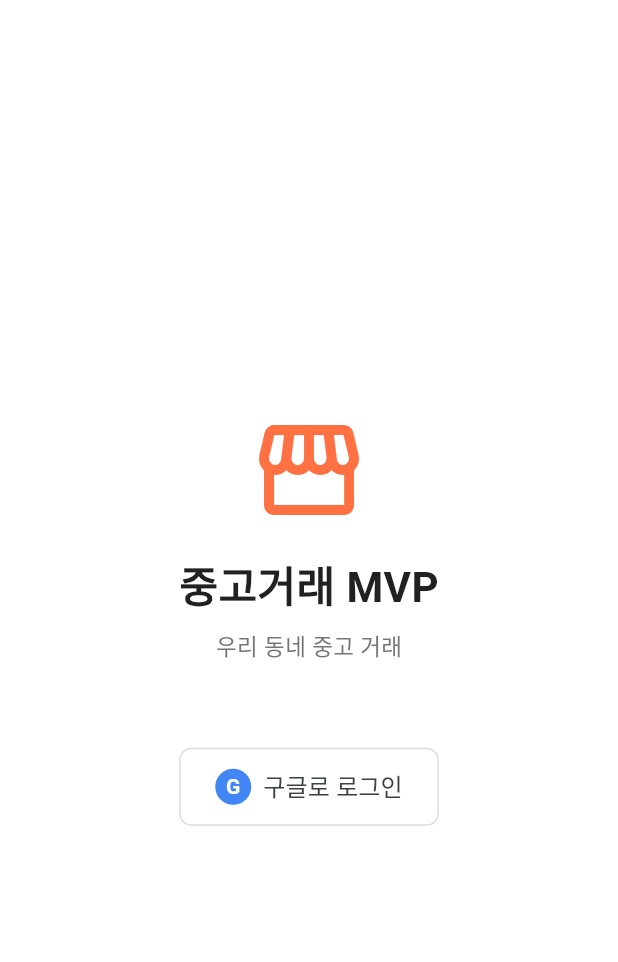
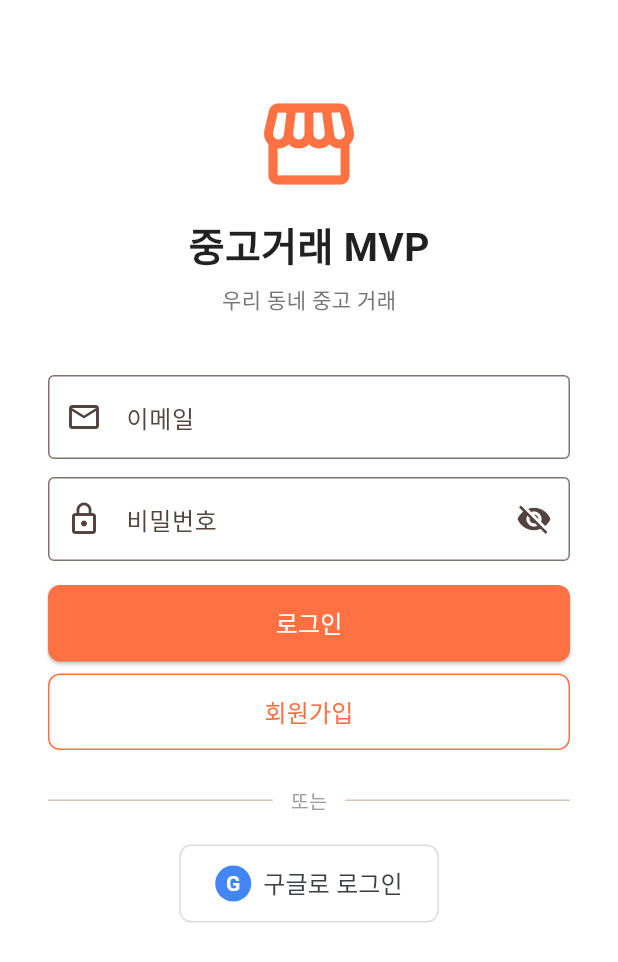
Before and after one commit to urisuni0-byte/test0529, a Flutter app: the screen it shows after launch, on a phone screen of 412 x 824 dp. Shown: the top 962 px of the screen. Run offline on Flutter 3.47's test engine with Material 3 defaults, Android fonts, the phone set to English and light mode, and no system bars; our stand-ins replace dio, firebase_core, firebase_messaging, flutter_image_compress, flutter_riverpod, flutter_secure_storage and 4 more; accounts and stored records are empty; network calls fail.

Commit message:
feat: add email/password login and registration
- Backend: POST /auth/register, POST /auth/login endpoints
- Backend: create_email_user in crud.py, EmailRegisterRequest/EmailLoginRequest schemas
- Mobile: LoginScreen redesigned with email form + 회원가입 button
- Mobile: RegisterScreen (email, password, nickname)
- Mobile: /register route added, bottom nav routing fixed

Co-Authored-By: Claude Sonnet 4.6 <noreply@anthropic.com>

```diff
--- a/mobile/lib/core/router/app_router.dart
+++ b/mobile/lib/core/router/app_router.dart
@@ -14,7 +14,9 @@ import '../../features/product/presentation/product_edit_screen.dart';
 import '../../features/chat/presentation/chat_list_screen.dart';
 import '../../features/chat/presentation/chat_room_screen.dart';
 import '../../features/product/presentation/product_register_screen.dart';
+import '../../features/auth/presentation/register_screen.dart';
 import '../../features/splash/splash_screen.dart';
+import 'main_shell.dart';
 
 /// /product/:id 형태의 공개 상품 상세 경로인지 확인.
 /// 'register' 등 인증 필요 하위 경로는 명시적으로 제외한다.
@@ -88,21 +90,14 @@ final routerProvider = Provider<GoRouter>((ref) {
         builder: (context, state) => const LoginScreen(),
       ),
       GoRoute(
+        path: '/register',
+        builder: (context, state) => const RegisterScreen(),
+      ),
+      GoRoute(
         path: '/onboarding',
         builder: (context, state) => const OnboardingScreen(),
       ),
-      GoRoute(
-        path: '/feed',
-        builder: (context, state) => const FeedScreen(),
-      ),
-      GoRoute(
-        path: '/neighborhood',
-        builder: (context, state) => const NeighborhoodPickerScreen(),
-      ),
-      GoRoute(
-        path: '/settings',
-        builder: (context, state) => const SettingsScreen(),
-      ),
+      // ShellRoute보다 먼저 — /product/register가 /product/:id에 매칭되는 것 방지
       GoRoute(
         path: '/product/register',
         builder: (context, state) => const ProductRegisterScreen(),
@@ -115,21 +110,38 @@ final routerProvider = Provider<GoRouter>((ref) {
         },
       ),
       GoRoute(
-        path: '/product/:productId',
-        builder: (context, state) => ProductDetailScreen(
-          productId: state.pathParameters['productId']!,
-        ),
-      ),
-      GoRoute(
-        path: '/chat-list',
-        builder: (context, state) => const ChatListScreen(),
-      ),
-      GoRoute(
         path: '/chat/:roomId',
         builder: (context, state) => ChatRoomScreen(
           roomId: state.pathParameters['roomId']!,
           productId: state.extra as String?,
         ),
+      ),
+      GoRoute(
+        path: '/neighborhood',
+        builder: (context, state) => const NeighborhoodPickerScreen(),
+      ),
+      ShellRoute(
+        builder: (context, state, child) => MainShell(child: child),
+        routes: [
+          GoRoute(
+            path: '/feed',
+            builder: (context, state) => const FeedScreen(),
+          ),
+          GoRoute(
+            path: '/chat-list',
+            builder: (context, state) => const ChatListScreen(),
+          ),
+          GoRoute(
+            path: '/settings',
+            builder: (context, state) => const SettingsScreen(),
+          ),
+          GoRoute(
+            path: '/product/:productId',
+            builder: (context, state) => ProductDetailScreen(
+              productId: state.pathParameters['productId']!,
+            ),
+          ),
+        ],
       ),
     ],
     errorBuilder: (context, state) => Scaffold(
--- a/mobile/lib/features/auth/presentation/login_screen.dart
+++ b/mobile/lib/features/auth/presentation/login_screen.dart
@@ -1,24 +1,49 @@
 import 'package:flutter/foundation.dart';
 import 'package:flutter/material.dart';
 import 'package:flutter_riverpod/flutter_riverpod.dart';
+import 'package:go_router/go_router.dart';
 
+import '../../../core/error/app_error.dart';
 import '../domain/auth_notifier.dart';
 import 'widgets/google_sign_in_button.dart';
 
-class LoginScreen extends ConsumerWidget {
+class LoginScreen extends ConsumerStatefulWidget {
   const LoginScreen({super.key});
 
   @override
-  Widget build(BuildContext context, WidgetRef ref) {
+  ConsumerState<LoginScreen> createState() => _LoginScreenState();
+}
+
+class _LoginScreenState extends ConsumerState<LoginScreen> {
+  final _formKey = GlobalKey<FormState>();
+  final _emailCtrl = TextEditingController();
+  final _pwCtrl = TextEditingController();
+  bool _obscurePw = true;
+
+  @override
+  void dispose() {
+    _emailCtrl.dispose();
+    _pwCtrl.dispose();
+    super.dispose();
+  }
+
+  Future<void> _submitEmail() async {
+    if (!_formKey.currentState!.validate()) return;
+    await ref
+        .read(authNotifierProvider.notifier)
+        .signInWithEmail(_emailCtrl.text.trim(), _pwCtrl.text);
+  }
+
+  @override
+  Widget build(BuildContext context) {
     final authState = ref.watch(authNotifierProvider);
 
     ref.listen(authNotifierProvider, (_, next) {
       if (next.hasError) {
+        final err = next.error;
+        final msg = err is AppError ? err.message : '로그인 중 오류가 발생했습니다.';
         ScaffoldMessenger.of(context).showSnackBar(
-          SnackBar(
-            content: Text(next.error?.toString() ?? '로그인 중 오류가 발생했습니다.'),
-            backgroundColor: Colors.red.shade700,
-          ),
+          SnackBar(content: Text(msg), backgroundColor: Colors.red.shade700),
         );
       }
     });
@@ -26,39 +51,113 @@ class LoginScreen extends ConsumerWidget {
     return Scaffold(
       backgroundColor: Colors.white,
       body: SafeArea(
-        child: Center(
-          child: Padding(
+        child: SingleChildScrollView(
           padding: const EdgeInsets.symmetric(horizontal: 32),
           child: Column(
-              mainAxisAlignment: MainAxisAlignment.center,
             children: [
-                const Icon(Icons.storefront, size: 80, color: Color(0xFFFF7043)),
-                const SizedBox(height: 16),
+              const SizedBox(height: 60),
+              const Icon(Icons.storefront, size: 72, color: Color(0xFFFF7043)),
+              const SizedBox(height: 12),
               const Text(
                 '중고거래 MVP',
-                  style: TextStyle(
-                    fontSize: 28,
-                    fontWeight: FontWeight.bold,
-                    color: Color(0xFF212121),
+                style: TextStyle(fontSize: 26, fontWeight: FontWeight.bold, color: Color(0xFF212121)),
+              ),
+              const SizedBox(height: 6),
+              const Text(
+                '우리 동네 중고 거래',
+                style: TextStyle(fontSize: 14, color: Color(0xFF757575)),
+              ),
+              const SizedBox(height: 40),
+
+              // ── 이메일 로그인 폼 ──────────────────────────────
+              Form(
+                key: _formKey,
+                child: Column(
+                  crossAxisAlignment: CrossAxisAlignment.stretch,
+                  children: [
+                    TextFormField(
+                      controller: _emailCtrl,
+                      keyboardType: TextInputType.emailAddress,
+                      decoration: const InputDecoration(
+                        labelText: '이메일',
+                        border: OutlineInputBorder(),
+                        prefixIcon: Icon(Icons.email_outlined),
+                      ),
+                      validator: (v) =>
+                          (v == null || v.trim().isEmpty) ? '이메일을 입력해주세요.' : null,
+                    ),
+                    const SizedBox(height: 12),
+                    TextFormField(
+                      controller: _pwCtrl,
+                      obscureText: _obscurePw,
+                      decoration: InputDecoration(
+                        labelText: '비밀번호',
+                        border: const OutlineInputBorder(),
+                        prefixIcon: const Icon(Icons.lock_outline),
+                        suffixIcon: IconButton(
+                          icon: Icon(_obscurePw ? Icons.visibility_off : Icons.visibility),
+                          onPressed: () => setState(() => _obscurePw = !_obscurePw),
                         ),
                       ),
+                      validator: (v) =>
+                          (v == null || v.isEmpty) ? '비밀번호를 입력해주세요.' : null,
+                    ),
+                    const SizedBox(height: 16),
+                    ElevatedButton(
+                      onPressed: authState.isLoading ? null : _submitEmail,
+                      style: ElevatedButton.styleFrom(
+                        backgroundColor: const Color(0xFFFF7043),
+                        foregroundColor: Colors.white,
+                        padding: const EdgeInsets.symmetric(vertical: 14),
+                        shape: RoundedRectangleBorder(borderRadius: BorderRadius.circular(8)),
+                      ),
+                      child: authState.isLoading
+                          ? const SizedBox(
+                              height: 20,
+                              width: 20,
+                              child: CircularProgressIndicator(
+                                strokeWidth: 2,
+                                valueColor: AlwaysStoppedAnimation(Colors.white),
+                              ),
+                            )
+                          : const Text('로그인', style: TextStyle(fontSize: 16)),
+                    ),
                     const SizedBox(height: 8),
-                const Text(
-                  '우리 동네 중고 거래',
-                  style: TextStyle(fontSize: 15, color: Color(0xFF757575)),
+                    OutlinedButton(
+                      onPressed: () => context.push('/register'),
+                      style: OutlinedButton.styleFrom(
+                        side: const BorderSide(color: Color(0xFFFF7043)),
+                        foregroundColor: const Color(0xFFFF7043),
+                        padding: const EdgeInsets.symmetric(vertical: 14),
+                        shape: RoundedRectangleBorder(borderRadius: BorderRadius.circular(8)),
                       ),
-                const SizedBox(height: 56),
-                if (authState.isLoading)
-                  const CircularProgressIndicator(
-                    valueColor: AlwaysStoppedAnimation(Color(0xFFFF7043)),
-                  )
-                else
+                      child: const Text('회원가입', style: TextStyle(fontSize: 16)),
+                    ),
+                  ],
+                ),
+              ),
+
+              // ── 구분선 ──────────────────────────────────────
+              const SizedBox(height: 24),
+              Row(children: [
+                const Expanded(child: Divider()),
+                Padding(
+                  padding: const EdgeInsets.symmetric(horizontal: 12),
+                  child: Text('또는', style: TextStyle(color: Colors.grey.shade500, fontSize: 13)),
+                ),
+                const Expanded(child: Divider()),
+              ]),
+              const SizedBox(height: 20),
+
+              // ── Google 로그인 ─────────────────────────────────
+              if (!authState.isLoading)
                 GoogleSignInButton(
                   onPressed: () =>
                       ref.read(authNotifierProvider.notifier).signInWithGoogle(),
                 ),
+
               if (kDebugMode) ...[
-                  const SizedBox(height: 16),
+                const SizedBox(height: 12),
                 TextButton(
                   onPressed: () =>
                       ref.read(authNotifierProvider.notifier).signInAsTestUser(),
@@ -68,8 +167,8 @@ class LoginScreen extends ConsumerWidget {
                   ),
                 ),
               ],
+              const SizedBox(height: 32),
             ],
-            ),
           ),
         ),
       ),
```
Also changed, not shown: mobile/lib/core/router/main_shell.dart (added, +43 -0 lines), mobile/lib/features/auth/data/auth_repository.dart (+48 -0 lines), mobile/lib/features/auth/domain/auth_notifier.dart (+30 -0 lines), mobile/lib/features/auth/presentation/register_screen.dart (added, +169 -0 lines), 3 other files. Lines whose indentation alone changed are shown as unchanged.
